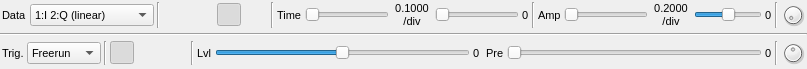
f4exb/sdrangel, file sdrbase/gui/glscopegui.ui: the form before one commit.
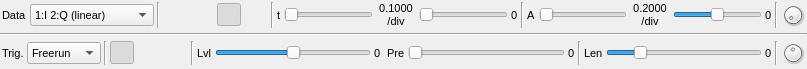
The form after the commit. Icons and pictures are not drawn. Custom widgets are drawn as their Qt base class.

Commit message: Implemented variable scope trace length

What changed in the file:
```diff
--- a/sdrbase/gui/glscopegui.ui
+++ b/sdrbase/gui/glscopegui.ui
@@ -233,7 +233,7 @@
         </font>
        </property>
        <property name="text">
-        <string>Time</string>
+        <string>t</string>
        </property>
       </widget>
      </item>
@@ -353,7 +353,7 @@
         </font>
        </property>
        <property name="text">
-        <string>Amp</string>
+        <string>A</string>
        </property>
       </widget>
      </item>
@@ -752,6 +752,59 @@
        </property>
       </widget>
      </item>
+     <item>
+      <widget class="Line" name="traceLenLine">
+       <property name="orientation">
+        <enum>Qt::Vertical</enum>
+       </property>
+      </widget>
+     </item>
+     <item>
+      <widget class="QLabel" name="traceLenLabel">
+       <property name="font">
+        <font>
+         <pointsize>8</pointsize>
+        </font>
+       </property>
+       <property name="text">
+        <string>Len</string>
+       </property>
+      </widget>
+     </item>
+     <item>
+      <widget class="QSlider" name="traceLen">
+       <property name="toolTip">
+        <string>Trace length</string>
+       </property>
+       <property name="minimum">
+        <number>1</number>
+       </property>
+       <property name="maximum">
+        <number>100</number>
+       </property>
+       <property name="pageStep">
+        <number>1</number>
+       </property>
+       <property name="value">
+        <number>20</number>
+       </property>
+       <property name="orientation">
+        <enum>Qt::Horizontal</enum>
+       </property>
+      </widget>
+     </item>
+     <item>
+      <widget class="QLabel" name="traceLenText">
+       <property name="font">
+        <font>
+         <pointsize>8</pointsize>
+        </font>
+       </property>
+       <property name="text">
+        <string>0</string>
+       </property>
+      </widget>
+     </item>
      <item>
       <widget class="Line" name="traceIntensityLine">
        <property name="orientation">
```
The commit also changes 2 other files.
